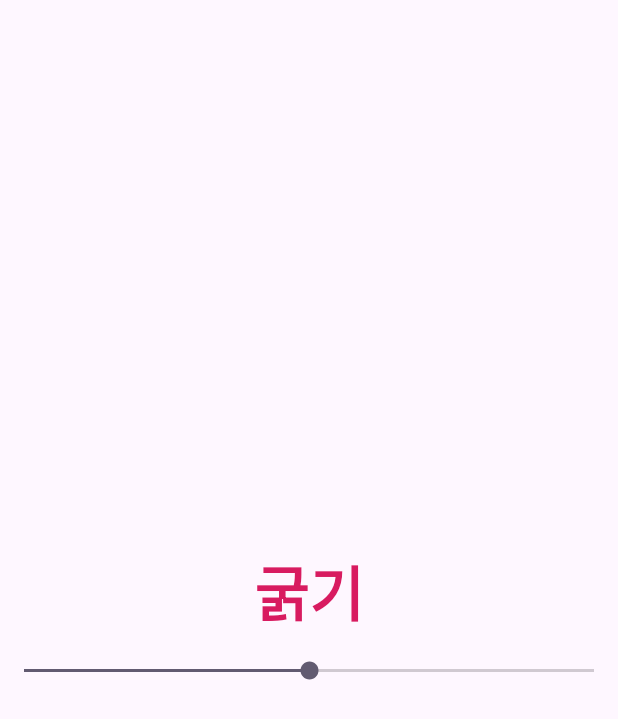
After one commit to jiwon0714/project, an Android app: the layout dialog.xml on its own in the app's theme, with its tools: preview values and no code run, on a phone screen of 412 x 824 dp. The commit adds this screen. Shown: the top 719 px of the screen. Run offline under Robolectric (Android 15) with nearby library versions, the phone set to English and light mode, and no system bars.

Commit message:
그림판

```diff
--- /dev/null
+++ b/app/src/main/res/layout/dialog.xml
@@ -0,0 +1,35 @@
+<?xml version="1.0" encoding="utf-8"?>
+<androidx.constraintlayout.widget.ConstraintLayout xmlns:android="http://schemas.android.com/apk/res/android"
+    xmlns:app="http://schemas.android.com/apk/res-auto"
+    android:layout_width="match_parent"
+    android:layout_height="wrap_content"
+    android:layout_gravity="center"
+    android:orientation="vertical">
+
+    <com.google.android.material.textview.MaterialTextView
+        android:id="@+id/textView_title_dialog"
+        android:layout_width="wrap_content"
+        android:layout_height="wrap_content"
+        android:layout_gravity="center"
+        android:paddingTop="10dp"
+        android:text="굵기"
+        android:textColor="@color/textView_app_color"
+        android:textSize="40sp"
+        android:textStyle="bold"
+        app:layout_constraintEnd_toEndOf="parent"
+        app:layout_constraintStart_toStartOf="parent"
+        app:layout_constraintTop_toTopOf="parent" />
+
+    <SeekBar
+        android:id="@+id/seekBar"
+        android:layout_width="match_parent"
+        android:layout_height="wrap_content"
+        android:layout_gravity="center"
+        android:padding="13dp"
+        android:max="20"
+        android:progress="10"
+        app:layout_constraintEnd_toEndOf="parent"
+        app:layout_constraintStart_toStartOf="parent"
+        app:layout_constraintTop_toBottomOf="@+id/textView_title_dialog" />
+
+</androidx.constraintlayout.widget.ConstraintLayout>
--- a/app/src/main/res/values/colors.xml
+++ b/app/src/main/res/values/colors.xml
@@ -4,4 +4,6 @@
     <color name="white">#FFFFFFFF</color>
     <color name="green">#186F65</color>
     <color name="transparent">#80000000</color>
+    <color name="textView_app_color">#D81B60</color>
+
 </resources>
```
Also changed, not shown: app/src/main/java/com/example/myapplication/PaintActivity.java (+61 -16 lines), app/src/main/res/layout/activity_paint.xml (+15 -5 lines), app/src/main/res/drawable/brush.png (added).
